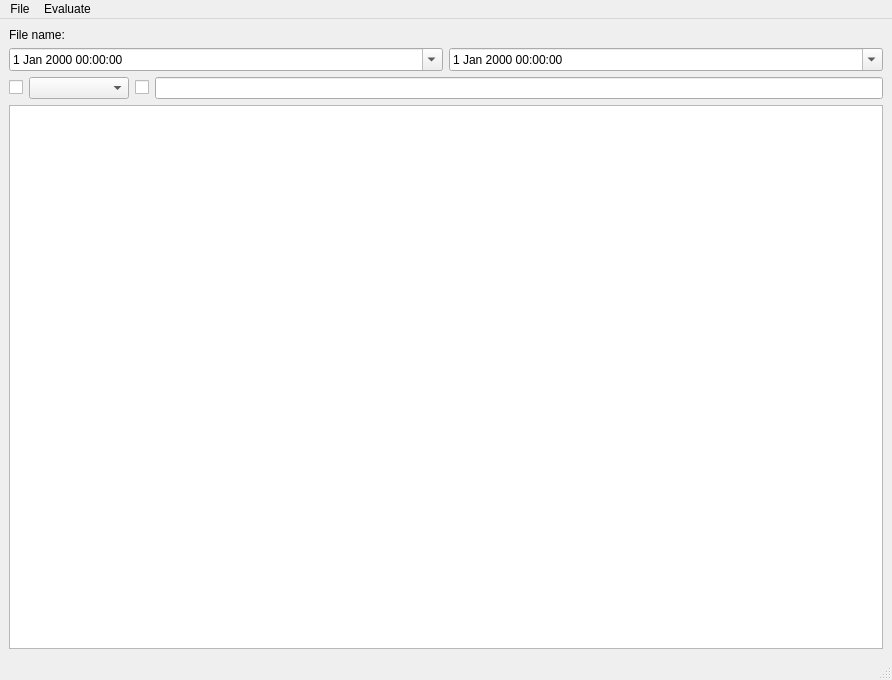
First picture: the form in log_parser.ui, repository fgroes/LogParser, before the edit.
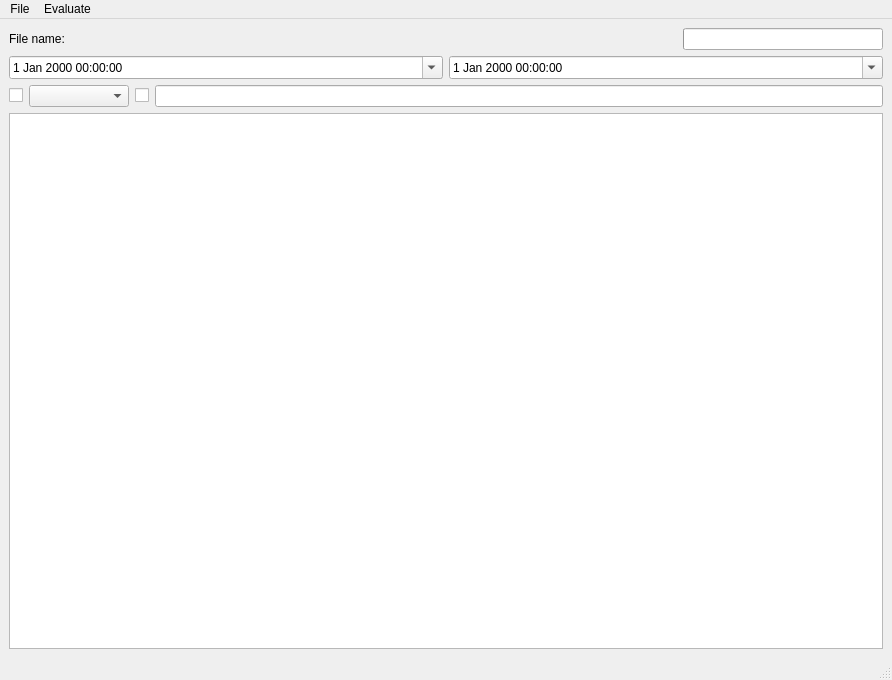
Second picture: the form after the edit.

Commit message: progress bar for loading files added

The edit to the form file:
```diff
--- a/log_parser.ui
+++ b/log_parser.ui
@@ -45,6 +45,28 @@
           </property>
          </widget>
         </item>
+        <item>
+         <widget class="QProgressBar" name="fileProgressBar">
+          <property name="sizePolicy">
+           <sizepolicy hsizetype="Expanding" vsizetype="Fixed">
+            <horstretch>0</horstretch>
+            <verstretch>0</verstretch>
+           </sizepolicy>
+          </property>
+          <property name="maximumSize">
+           <size>
+            <width>200</width>
+            <height>16777215</height>
+           </size>
+          </property>
+          <property name="value">
+           <number>0</number>
+          </property>
+          <property name="textVisible">
+           <bool>false</bool>
+          </property>
+         </widget>
+        </item>
        </layout>
       </item>
       <item>
@@ -103,7 +125,11 @@
        </layout>
       </item>
       <item>
-       <widget class="QTableView" name="logTableView"/>
+       <widget class="QTableView" name="logTableView">
+        <property name="showGrid">
+         <bool>true</bool>
+        </property>
+       </widget>
       </item>
      </layout>
     </item>
```
The commit also changes 2 other files.
